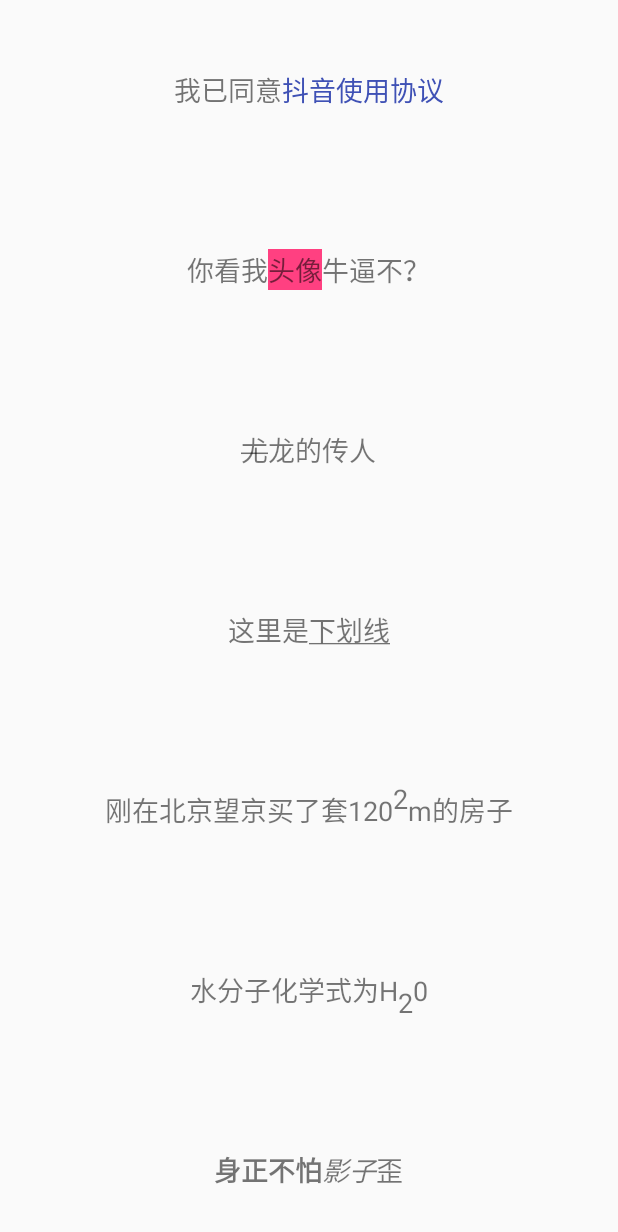
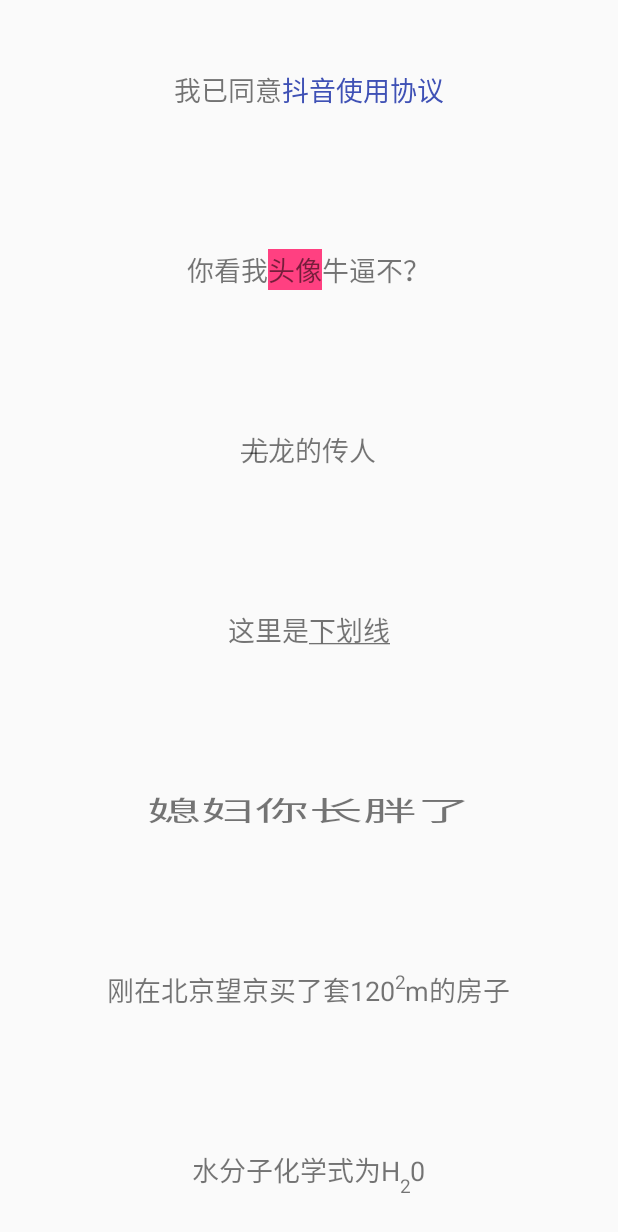
Before and after one commit to running-libo/SpannableString, an Android app: the screen it shows after launch (MainActivity), on a phone screen of 412 x 824 dp. Shown: the top 1232 px of the screen. Run offline under Robolectric (Android 15) with nearby library versions, the phone set to English and light mode, and no system bars; our stand-ins replace ButterKnife.

Commit message:
增加urlspan功能

```diff
--- a/app/src/main/java/com/example/spannablestring/MainActivity.java
+++ b/app/src/main/java/com/example/spannablestring/MainActivity.java
@@ -31,6 +31,8 @@ public class MainActivity extends AppCompatActivity {
     TextView tvClick;
     @Bind(R.id.tv_url)
     TextView tvUrl;
+    @Bind(R.id.tv_scalex)
+    TextView tvScalex;
 
     @Override
     protected void onCreate(Bundle savedInstanceState) {
@@ -45,6 +47,8 @@ public class MainActivity extends AppCompatActivity {
         tvStrikethrough.setText(SpanUtils.getStrikethroughSpan());
 
         tvUnderline.setText(SpanUtils.getUnderlineSpan());
+
+        tvScalex.setText(SpanUtils.getScaleXSpan());
 
         tvSuperscript.setText(SpanUtils.getSuperscriptSpan());
 
--- a/app/src/main/java/com/example/spannablestring/SpanUtils.java
+++ b/app/src/main/java/com/example/spannablestring/SpanUtils.java
@@ -10,6 +10,7 @@ import android.text.style.ClickableSpan;
 import android.text.style.ForegroundColorSpan;
 import android.text.style.ImageSpan;
 import android.text.style.RelativeSizeSpan;
+import android.text.style.ScaleXSpan;
 import android.text.style.StrikethroughSpan;
 import android.text.style.StyleSpan;
 import android.text.style.SubscriptSpan;
@@ -54,17 +55,28 @@ public class SpanUtils {
         return spannableString;
     }
 
+    public static SpannableString getScaleXSpan(){
+        SpannableString spannableString = new SpannableString("媳妇你长胖了");
+        ScaleXSpan scaleXSpan = new ScaleXSpan(2);
+        spannableString.setSpan(scaleXSpan,0,spannableString.length(),Spanned.SPAN_INCLUSIVE_INCLUSIVE);
+        return spannableString;
+    }
+
     public static SpannableString getSuperscriptSpan(){
         SpannableString spannableString = new SpannableString("刚在北京望京买了套1202m的房子");
         SuperscriptSpan superscriptSpan = new SuperscriptSpan();
+        RelativeSizeSpan sizeSpan = new RelativeSizeSpan(0.7f);
         spannableString.setSpan(superscriptSpan,12,13,Spanned.SPAN_INCLUSIVE_EXCLUSIVE);
+        spannableString.setSpan(sizeSpan,12,13,Spanned.SPAN_INCLUSIVE_EXCLUSIVE);
         return spannableString;
     }
 
     public static SpannableString getSubscriptSpan(){
         SpannableString spannableString = new SpannableString("水分子化学式为H20");
         SubscriptSpan subscriptSpan = new SubscriptSpan();
+        RelativeSizeSpan sizeSpan = new RelativeSizeSpan(0.7f);
         spannableString.setSpan(subscriptSpan,8,9,Spanned.SPAN_INCLUSIVE_EXCLUSIVE);
+        spannableString.setSpan(sizeSpan,8,9,Spanned.SPAN_INCLUSIVE_EXCLUSIVE);
         return spannableString;
     }
 
@@ -120,9 +132,11 @@ public class SpanUtils {
     }
 
     public static SpannableString getURLSpan(){
-        SpannableString spannableString = new SpannableString("我的简书首页");
-        URLSpan urlSpan = new URLSpan("http://www.jianshu.com/u/347890c1ed1e");
-        spannableString.setSpan(urlSpan,0,spannableString.length(),Spanned.SPAN_INCLUSIVE_INCLUSIVE);
+        SpannableString spannableString = new SpannableString("打电话，发短信，发邮件，打开网页");
+        spannableString.setSpan(new URLSpan("tel:10086"), 0, 3, Spanned.SPAN_EXCLUSIVE_EXCLUSIVE);
+        spannableString.setSpan(new URLSpan("smsto:10086"), 4, 7, Spanned.SPAN_EXCLUSIVE_EXCLUSIVE);
+        spannableString.setSpan(new URLSpan("mailto:88888888@qq.com"), 8, 11, Spanned.SPAN_EXCLUSIVE_EXCLUSIVE);
+        spannableString.setSpan(new URLSpan("http://www.jianshu.com"), 12, 16, Spanned.SPAN_EXCLUSIVE_EXCLUSIVE);
         return spannableString;
     }
 
--- a/app/src/main/res/layout/activity_main.xml
+++ b/app/src/main/res/layout/activity_main.xml
@@ -35,6 +35,13 @@
 
         <TextView
             android:id="@+id/tv_underline"
+            android:layout_width="wrap_content"
+            android:layout_height="120dp"
+            android:textSize="18sp"
+            android:gravity="center"/>
+
+        <TextView
+            android:id="@+id/tv_scalex"
             android:layout_width="wrap_content"
             android:layout_height="120dp"
             android:textSize="18sp"
```
